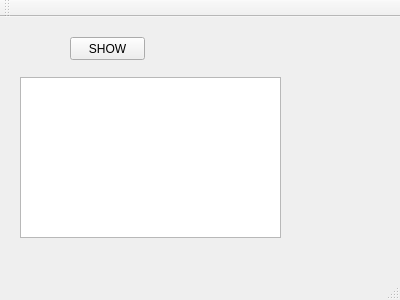
Old version of the form DB_project test/DB/mainwindow.ui in the repository DarkRaven987/Cursovaya_OOP.
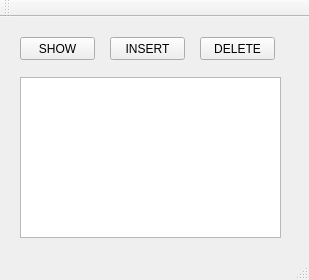
New version of the form.

Commit message: DB (SHOW/INSERT/DELETE)

```diff
--- a/DB_project test/DB/mainwindow.ui
+++ b/DB_project test/DB/mainwindow.ui
@@ -6,8 +6,8 @@
    <rect>
     <x>0</x>
     <y>0</y>
-    <width>400</width>
-    <height>300</height>
+    <width>309</width>
+    <height>280</height>
    </rect>
   </property>
   <property name="windowTitle">
@@ -17,7 +17,7 @@
    <widget class="QPushButton" name="pushButton">
     <property name="geometry">
      <rect>
-      <x>70</x>
+      <x>20</x>
       <y>20</y>
       <width>75</width>
       <height>23</height>
@@ -37,6 +37,32 @@
      </rect>
     </property>
    </widget>
+   <widget class="QPushButton" name="pushButton_2">
+    <property name="geometry">
+     <rect>
+      <x>110</x>
+      <y>20</y>
+      <width>75</width>
+      <height>23</height>
+     </rect>
+    </property>
+    <property name="text">
+     <string>INSERT</string>
+    </property>
+   </widget>
+   <widget class="QPushButton" name="pushButton_3">
+    <property name="geometry">
+     <rect>
+      <x>200</x>
+      <y>20</y>
+      <width>75</width>
+      <height>23</height>
+     </rect>
+    </property>
+    <property name="text">
+     <string>DELETE</string>
+    </property>
+   </widget>
   </widget>
   <widget class="QToolBar" name="mainToolBar">
    <attribute name="toolBarArea">
```
The commit also changes 4 other files.
